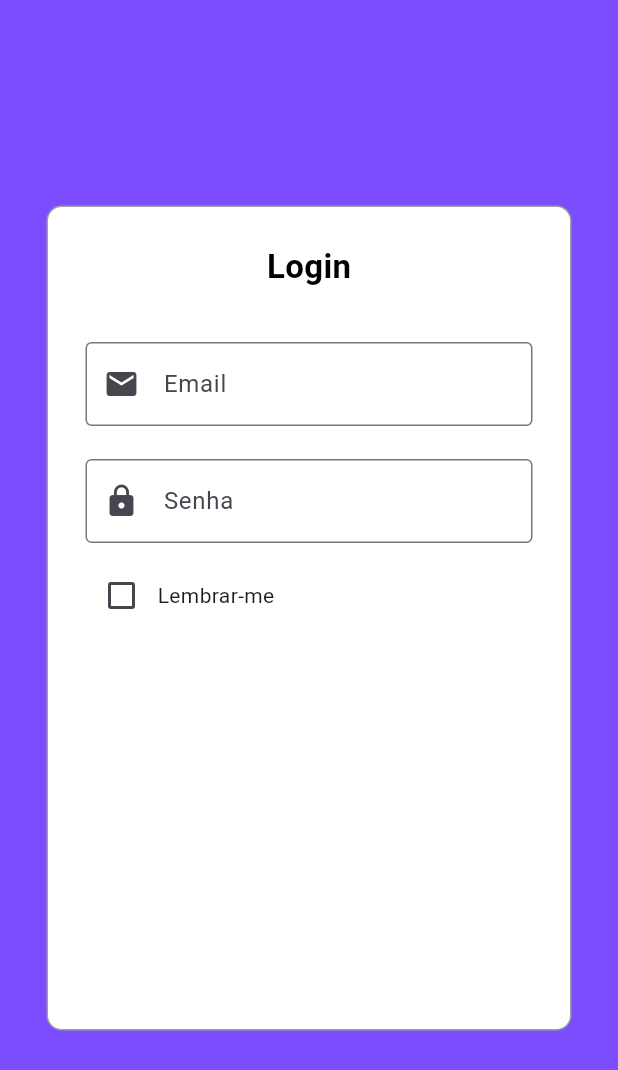
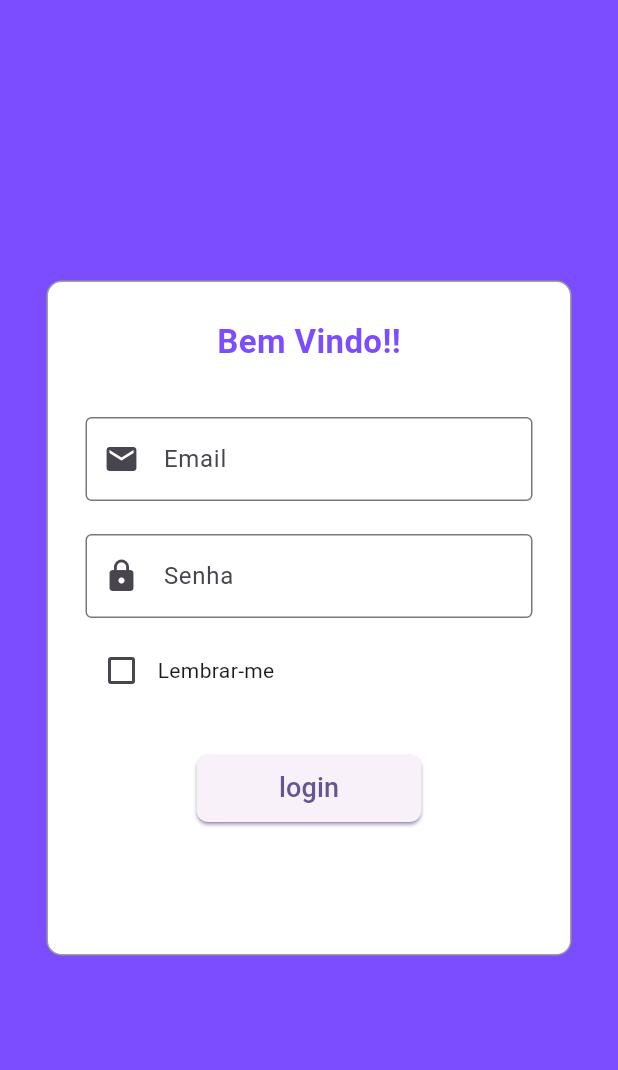
Before and after one commit to LuixCabral/Confeitaria, a Flutter app: the screen it shows after launch, on a phone screen of 412 x 824 dp. Shown: the top 1070 px of the screen. Run offline on Flutter 3.47's test engine with Material 3 defaults, Android fonts, the light colour scheme and no system bars.

Commit message:
login button

```diff
--- a/lib/responsive/login/login_mobile_body.dart
+++ b/lib/responsive/login/login_mobile_body.dart
@@ -29,32 +29,31 @@ class _LoginMobileBodyState extends State<LoginMobileBody> {
               Padding(
                 padding: const EdgeInsets.all(10.0),
                 child: Container(
-                  height: 550,
+                  height: 450,
                   width: 350,
                   decoration: BoxDecoration(
                     color: Colors.white,
-                    border: Border.all(
-                      color: Colors.grey,
-                    ),
+                    border: Border.all(color: Colors.grey),
                     borderRadius: BorderRadius.circular(10),
                   ),
                   child: Column(
                     crossAxisAlignment: CrossAxisAlignment.center,
                     children: [
-                      // O texto "Login" fica próximo ao topo da caixa
                       const SizedBox(height: 24),
                       const Text(
-                        'Login',
+                        'Bem Vindo!!',
                         style: TextStyle(
-                          color: Colors.black,
+                          color: Colors.deepPurpleAccent,
                           fontSize: 22,
                           fontWeight: FontWeight.bold,
                         ),
                       ),
-                      // Adicione outros widgets aqui se necessário
                       const SizedBox(height: 32),
                       Padding(
-                        padding: EdgeInsets.symmetric(vertical: 3.0, horizontal: 25.0),
+                        padding: EdgeInsets.symmetric(
+                          vertical: 3.0,
+                          horizontal: 25.0,
+                        ),
                         child: TextField(
                           decoration: InputDecoration(
                             labelText: 'Email',
@@ -66,7 +65,10 @@ class _LoginMobileBodyState extends State<LoginMobileBody> {
                       ),
                       const SizedBox(height: 16),
                       Padding(
-                        padding: EdgeInsets.symmetric(vertical: 3.0, horizontal:25.0),
+                        padding: EdgeInsets.symmetric(
+                          vertical: 3.0,
+                          horizontal: 25.0,
+                        ),
                         child: TextField(
                           decoration: InputDecoration(
                             labelText: 'Senha',
@@ -90,6 +92,30 @@ class _LoginMobileBodyState extends State<LoginMobileBody> {
                           const Text('Lembrar-me'),
                         ],
                       ),
+                      // Adiciona mais espaço antes do botão
+                      const SizedBox(height: 32),
+                      SizedBox(
+                        width: 150,
+                        height: 45,
+                        child: ElevatedButton(
+                          onPressed: () {
+                            // TODO: Implement login logic here
+                          },
+                          style: ButtonStyle(
+                            shadowColor:
+                                WidgetStateProperty.all(Colors.deepPurple),
+                            shape: WidgetStateProperty.all(
+                              RoundedRectangleBorder(
+                                borderRadius: BorderRadius.circular(8),
+                              ),
+                            ),
+                          ),
+                          child: const Text(
+                            'login',
+                            style: TextStyle(fontSize: 18),
+                          ),
+                        ),
+                      )
                     ],
                   ),
                 ),
```
